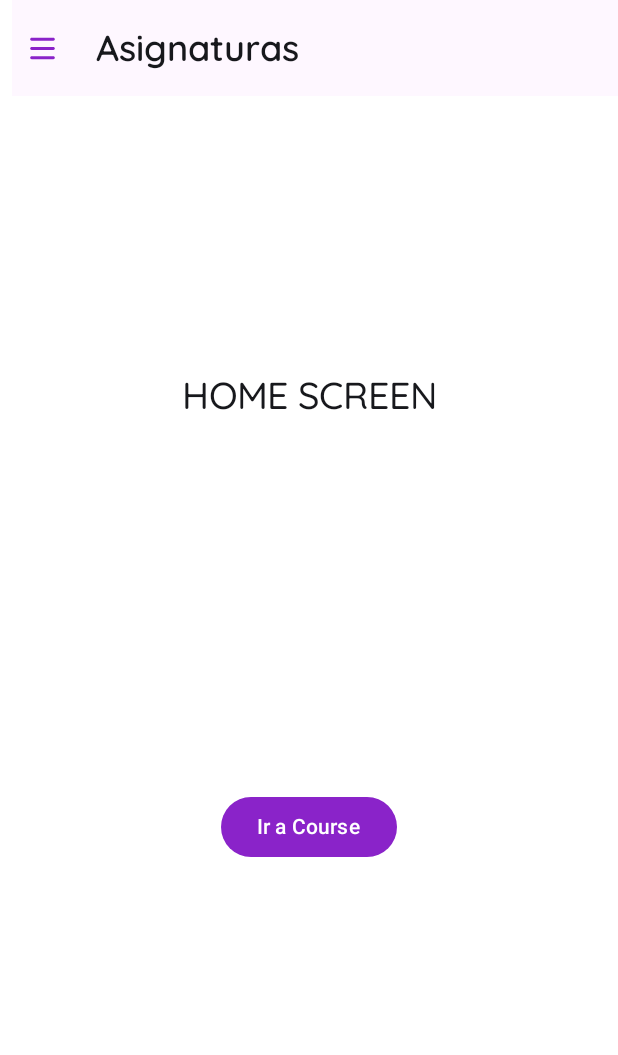
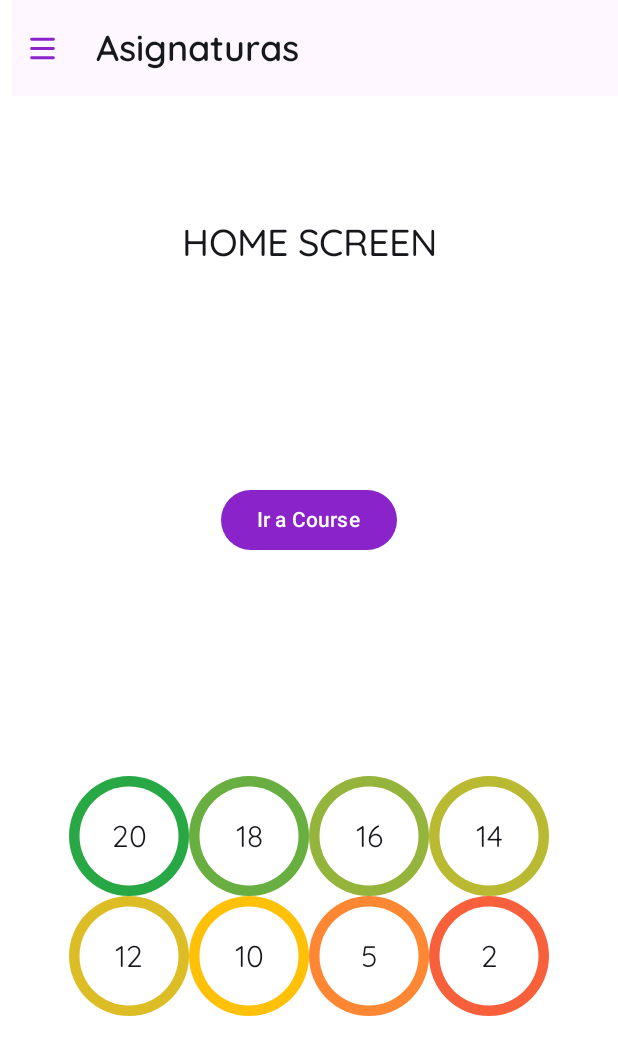
Before and after one commit to DanielCarrenoMar/Grader, an Android app built with Jetpack Compose: the screen it shows after launch (MainActivity), on a phone screen of 412 x 824 dp. Shown: the top 1055 px of the screen. Run offline under Robolectric (Android 15) with nearby library versions, the phone set to English and light mode, and no system bars; our stand-ins replace Dagger/Hilt's generated code.

Commit message:
feat: Nota circular con colores

```diff
--- /dev/null
+++ b/app/src/main/java/com/app/grader/ui/componets/CircleGrade.kt
@@ -0,0 +1,74 @@
+package com.app.grader.ui.componets
+
+import androidx.compose.foundation.layout.Box
+import androidx.compose.foundation.layout.padding
+import androidx.compose.foundation.layout.size
+import androidx.compose.material3.MaterialTheme
+import androidx.compose.material3.Text
+import androidx.compose.runtime.Composable
+import androidx.compose.ui.Alignment
+import androidx.compose.ui.Modifier
+import androidx.compose.ui.draw.drawBehind
+import androidx.compose.ui.graphics.Color
+import androidx.compose.ui.graphics.lerp
+import androidx.compose.ui.text.style.TextAlign
+import androidx.compose.ui.unit.Dp
+import androidx.compose.ui.unit.dp
+import com.app.grader.ui.theme.Error500
+import com.app.grader.ui.theme.Success500
+import com.app.grader.ui.theme.Warning500
+import kotlin.math.roundToInt
+
+fun getColorForGrade(grade: Int): Color {
+    if (grade < 0 || grade > 20) throw IllegalArgumentException("Grade must be between 0 and 20")
+
+    val colorHigh = Success500
+    val colorMiddle = Warning500
+    val colorLow = Error500
+
+    return when {
+        grade <= 10 -> {
+            val adjustedFraction = grade / 10f
+            lerp(colorLow, colorMiddle, adjustedFraction)
+        }
+        else -> {
+            val adjustedFraction = (grade - 10) / 10f
+            lerp(colorMiddle, colorHigh, adjustedFraction)
+        }
+    }
+}
+
+@Composable
+fun CircleGrade(grade: Int, modifier: Modifier = Modifier, strokeWith: Dp = 7.dp, radius : Dp = 40.dp) {
+    if (grade < 0 || grade > 20) throw IllegalArgumentException("Grade must be between 0 and 20")
+    if (strokeWith < 0.dp) throw IllegalArgumentException("Stroke width must be positive")
+    if (radius < 0.dp) throw IllegalArgumentException("Radius must be positive")
+    if (strokeWith > radius) throw IllegalArgumentException("Stroke width must be less than radius")
+
+    val colorBase = MaterialTheme.colorScheme.background
+    val colorOnBase = getColorForGrade(grade)
+
+    Box(
+        contentAlignment = Alignment.Center,
+        modifier = Modifier
+            .size(radius * 2)
+            .drawBehind {
+                drawCircle(
+                    colorOnBase,
+                    radius = radius.toPx(),
+                )
+            }.drawBehind {
+                drawCircle(
+                    colorBase,
+                    radius = (radius - strokeWith).toPx(),
+                )
+            }
+            .then(modifier)
+    ) {
+        Text(
+            "$grade",
+            style = MaterialTheme.typography.labelMedium,
+            textAlign = TextAlign.Center,
+        )
+    }
+}
--- a/app/src/main/java/com/app/grader/ui/home/HomeScreen.kt
+++ b/app/src/main/java/com/app/grader/ui/home/HomeScreen.kt
@@ -1,6 +1,7 @@
 package com.app.grader.ui.home
 
 import androidx.compose.foundation.layout.Column
+import androidx.compose.foundation.layout.Row
 import androidx.compose.foundation.layout.Spacer
 import androidx.compose.foundation.layout.fillMaxSize
 import androidx.compose.foundation.layout.padding
@@ -15,6 +16,7 @@ import androidx.compose.ui.unit.sp
 import androidx.core.view.WindowInsetsCompat
 import com.app.grader.ui.componets.HeaderMenu
 import androidx.core.view.WindowInsetsCompat.Type
+import com.app.grader.ui.componets.CircleGrade
 
 @Composable
 fun HomeScreen(viewModel: HomeViewModel ,navigateToAllGrades: (String) -> Unit, navigateToConfig: () -> Unit, navigateToCourse: () -> Unit) {
@@ -44,6 +46,20 @@ fun HomeScreen(viewModel: HomeViewModel ,navigateToAllGrades: (String) -> Unit,
             //Text(text = "Texto Transmitido a AllGrades: $text", fontSize = 14.sp)
             //TextField(value = text, onValueChange = {viewModel.onTextChanged(it)})
             Spacer(modifier = Modifier.weight(1f))
+            Row {
+                CircleGrade(20)
+                CircleGrade(18)
+                CircleGrade(16)
+                CircleGrade(14)
+            }
+            Row {
+                CircleGrade(12)
+                CircleGrade(10)
+                CircleGrade(5)
+                CircleGrade(2)
+            }
+            Spacer(modifier = Modifier.weight(1f))
+
         }
     }
 
--- a/app/src/main/java/com/app/grader/ui/theme/Color.kt
+++ b/app/src/main/java/com/app/grader/ui/theme/Color.kt
@@ -10,5 +10,9 @@ val Primary400 = Color(0xFF8A23C9)
 
 val Secondary600 = Color(0xFF0F68EF)
 
+val Success500 = Color(0xFF28A745)
+val Warning500 = Color(0xFFFFC107)
+val Error500 = Color(0xFFF33E3E)
+
 val Shadow50 = Color(0xFFFFFFFF)
 val Shadow100 = Color(0xFF000000)
--- a/app/src/main/java/com/app/grader/ui/theme/Theme.kt
+++ b/app/src/main/java/com/app/grader/ui/theme/Theme.kt
@@ -16,6 +16,7 @@ private val DarkColorScheme = darkColorScheme(
     secondary = Secondary600,
     background = Shadow50,
     onBackground = Neutral900,
+    error = Error500,
 )
 
 private val LightColorScheme = lightColorScheme(
@@ -23,6 +24,7 @@ private val LightColorScheme = lightColorScheme(
     secondary = Secondary600,
     background = Shadow50,
     onBackground = Neutral900,
+    error = Error500,
 
     /* Other default colors to override
     background = Color(0xFFFFFBFE),
```
